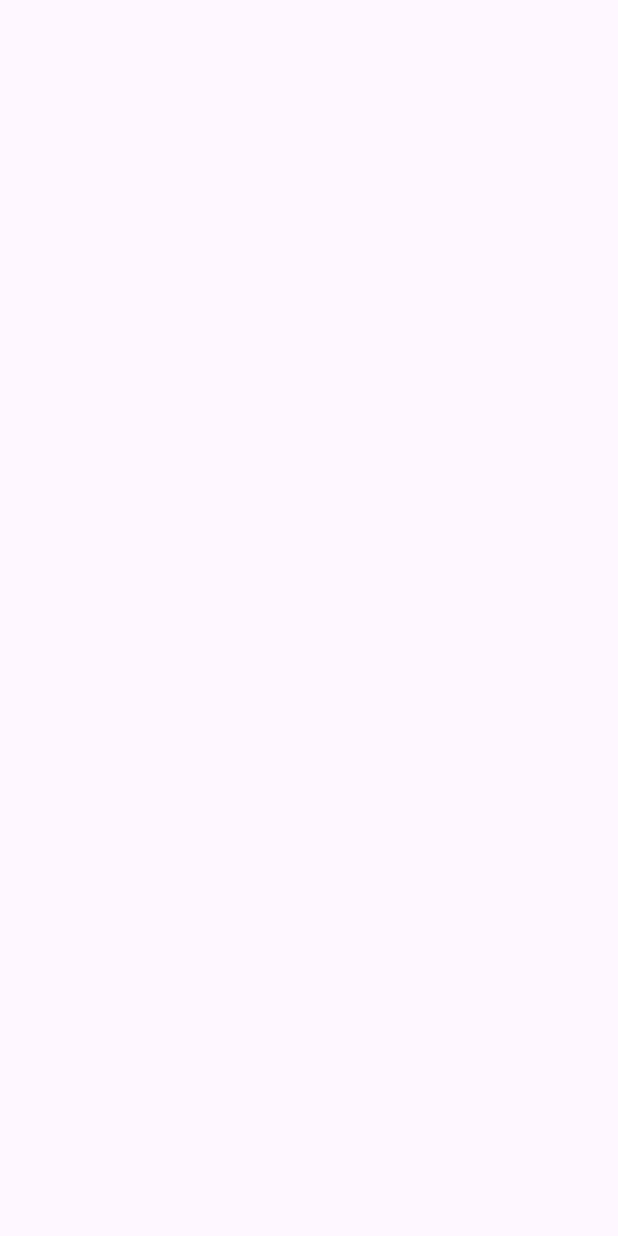
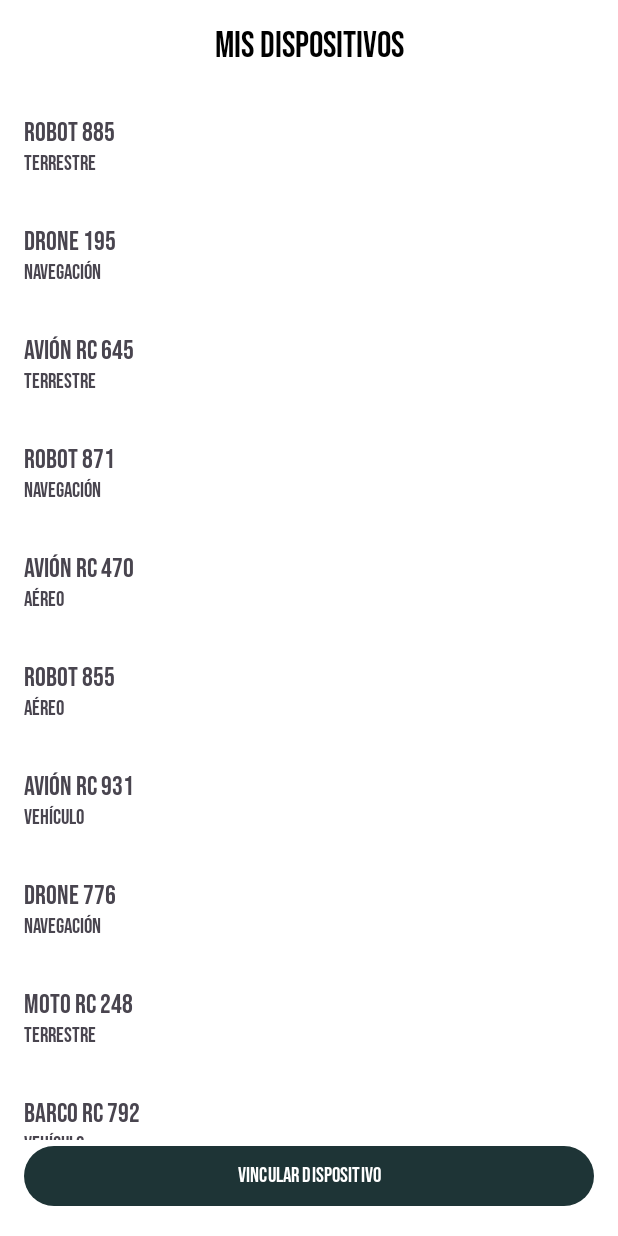
Before and after one commit to trejosau/pathfinder_client, an Android app: the DeviceActivity screen opened directly, with no data from a screen before it, on a phone screen of 412 x 824 dp. Before the commit the screen is empty. Run offline under Robolectric (Android 15) with nearby library versions, the phone set to English and light mode, and no system bars.

Commit message:
dispositivos, etc

```diff
--- a/app/src/main/AndroidManifest.xml
+++ b/app/src/main/AndroidManifest.xml
@@ -26,7 +26,6 @@
         <activity android:name=".RegisterActivity" android:exported="true" />
         <activity android:name=".DeviceActivity" android:exported="true" />
 
-
     </application>
 
 </manifest>
--- /dev/null
+++ b/app/src/main/java/adapters/DeviceAdapter.kt
@@ -0,0 +1,32 @@
+package com.example.pathfinder_client.adapters
+
+import android.view.LayoutInflater
+import android.view.View
+import android.view.ViewGroup
+import android.widget.TextView
+import androidx.recyclerview.widget.RecyclerView
+import com.example.pathfinder_client.R
+import com.example.pathfinder_client.models.Device
+
+class DeviceAdapter(private val dispositivos: List<Device>) :
+    RecyclerView.Adapter<DeviceAdapter.DeviceViewHolder>() {
+
+    class DeviceViewHolder(view: View) : RecyclerView.ViewHolder(view) {
+        val nombre: TextView = view.findViewById(R.id.tvNombre)
+        val tipo: TextView = view.findViewById(R.id.tvTipo)
+    }
+
+    override fun onCreateViewHolder(parent: ViewGroup, viewType: Int): DeviceViewHolder {
+        val view = LayoutInflater.from(parent.context)
+            .inflate(R.layout.item_dispositivo, parent, false)
+        return DeviceViewHolder(view)
+    }
+
+    override fun onBindViewHolder(holder: DeviceViewHolder, position: Int) {
+        val dispositivo = dispositivos[position]
+        holder.nombre.text = dispositivo.nombre
+        holder.tipo.text = dispositivo.tipo
+    }
+
+    override fun getItemCount(): Int = dispositivos.size
+}
--- a/app/src/main/java/com/example/pathfinder_client/DeviceActivity.kt
+++ b/app/src/main/java/com/example/pathfinder_client/DeviceActivity.kt
@@ -1,12 +1,35 @@
 package com.example.pathfinder_client
 
-import android.content.Intent
 import android.os.Bundle
 import androidx.appcompat.app.AppCompatActivity
-import com.google.android.material.button.MaterialButton
-import android.widget.TextView
-
+import androidx.recyclerview.widget.LinearLayoutManager
+import androidx.recyclerview.widget.RecyclerView
+import com.example.pathfinder_client.adapters.DeviceAdapter
+import com.example.pathfinder_client.models.Device
+import kotlin.random.Random
 
 class DeviceActivity : AppCompatActivity() {
+    override fun onCreate(savedInstanceState: Bundle?) {
+        super.onCreate(savedInstanceState)
+        setContentView(R.layout.activity_device)
 
+        val recyclerView = findViewById<RecyclerView>(R.id.rvDispositivos)
+        recyclerView.layoutManager = LinearLayoutManager(this)
+
+        // Generar lista simulada de dispositivos
+        val dispositivos = generarDispositivosSimulados(10)
+
+        recyclerView.adapter = DeviceAdapter(dispositivos)
+    }
+
+    private fun generarDispositivosSimulados(cantidad: Int): List<Device> {
+        val nombres = listOf("Carro RC", "Drone", "Moto RC", "Robot", "Avión RC", "Barco RC")
+        val tipos = listOf("Vehículo", "Aéreo", "Terrestre", "Navegación")
+
+        return List(cantidad) {
+            val nombre = nombres.random() + " " + Random.nextInt(100, 999)  // Ejemplo: "Carro RC 543"
+            val tipo = tipos.random() // Ejemplo: "Aéreo"
+            Device(nombre, tipo)
+        }
+    }
 }
--- /dev/null
+++ b/app/src/main/java/models/Device.kt
@@ -0,0 +1,3 @@
+package com.example.pathfinder_client.models
+
+data class Device(val nombre: String, val tipo: String)
--- a/app/src/main/res/layout/activity_device.xml
+++ b/app/src/main/res/layout/activity_device.xml
@@ -5,12 +5,12 @@
     xmlns:tools="http://schemas.android.com/tools"
     android:layout_width="match_parent"
     android:layout_height="match_parent"
+    android:background="@android:color/white"
     tools:context=".DeviceActivity">
 
-    <!-- Título -->
     <TextView
         android:id="@+id/tvTitulo"
-        android:layoutv_width="wrap_content"
+        android:layout_width="wrap_content"
         android:layout_height="wrap_content"
         android:text="Mis Dispositivos"
         android:textSize="24sp"
@@ -30,8 +30,7 @@
         app:layout_constraintStart_toStartOf="parent"
         app:layout_constraintEnd_toEndOf="parent"
         app:layout_constraintBottom_toTopOf="@id/btnVincular"
-        android:layout_marginTop="16dp"
-        tools:listitem="@layout/item_dispositivo"/>
+        android:layout_marginTop="16dp"/>
 
     <!-- Botón Vincular Dispositivo -->
     <com.google.android.material.button.MaterialButton
@@ -39,12 +38,12 @@
         android:layout_width="0dp"
         android:layout_height="wrap_content"
         android:text="Vincular Dispositivo"
+        android:textColor="@android:color/white"
         android:fontFamily="@font/bebas_neue"
         app:layout_constraintBottom_toBottomOf="parent"
         app:layout_constraintStart_toStartOf="parent"
         app:layout_constraintEnd_toEndOf="parent"
         android:layout_margin="16dp"
-        android:backgroundTint="#1e3436"
-        />
+        app:backgroundTint="#1e3436"/>
 
 </androidx.constraintlayout.widget.ConstraintLayout>
--- a/app/src/main/res/layout/item_dispositivo.xml
+++ b/app/src/main/res/layout/item_dispositivo.xml
@@ -1,43 +1,33 @@
 <?xml version="1.0" encoding="utf-8"?>
 <androidx.constraintlayout.widget.ConstraintLayout
     xmlns:android="http://schemas.android.com/apk/res/android"
-    xmlns:app="http://schemas.android.com/apk/res-auto"
     android:layout_width="match_parent"
     android:layout_height="wrap_content"
+    xmlns:app="http://schemas.android.com/apk/res-auto"
     android:padding="16dp">
 
-    <!-- Ícono del dispositivo -->
-    <ImageView
-        android:id="@+id/ivIcono"
-        android:layout_width="40dp"
-        android:layout_height="40dp"
-        android:src="@drawable/logo_pathfinder2"
-    app:layout_constraintStart_toStartOf="parent"
-    app:layout_constraintTop_toTopOf="parent"
-    app:layout_constraintBottom_toBottomOf="parent"/>
-
-    <!-- Nombre del dispositivo -->
     <TextView
         android:id="@+id/tvNombre"
         android:layout_width="0dp"
         android:layout_height="wrap_content"
-        android:text="Mi Carro RC"
+        android:text="Nombre del dispositivo"
         android:textSize="18sp"
-        android:textColor="@android:color/black"
         android:fontFamily="@font/bebas_neue"
-        app:layout_constraintStart_toEndOf="@id/ivIcono"
+        app:layout_constraintStart_toStartOf="parent"
         app:layout_constraintTop_toTopOf="parent"
-        android:layout_marginStart="8dp"/>
+        app:layout_constraintEnd_toEndOf="parent"
+        android:layout_marginBottom="8dp"/>
 
-    <!-- Tipo de dispositivo -->
     <TextView
         android:id="@+id/tvTipo"
         android:layout_width="0dp"
         android:layout_height="wrap_content"
-        android:text="Tipo: Carro RC"
+        android:text="Tipo del dispositivo"
         android:textSize="14sp"
-        android:textColor="@android:color/darker_gray"
-        app:layout_constraintStart_toStartOf="@id/tvNombre"
-        app:layout_constraintTop_toBottomOf="@id/tvNombre"/>
+        android:fontFamily="@font/bebas_neue"
+        app:layout_constraintStart_toStartOf="parent"
+        app:layout_constraintTop_toBottomOf="@id/tvNombre"
+        app:layout_constraintEnd_toEndOf="parent"
+        android:layout_marginBottom="8dp"/>
 
 </androidx.constraintlayout.widget.ConstraintLayout>
```
Also changed, not shown: app/src/main/java/com/example/pathfinder_client/LoginActivity.kt (+8 -0 lines), 1 other file.
